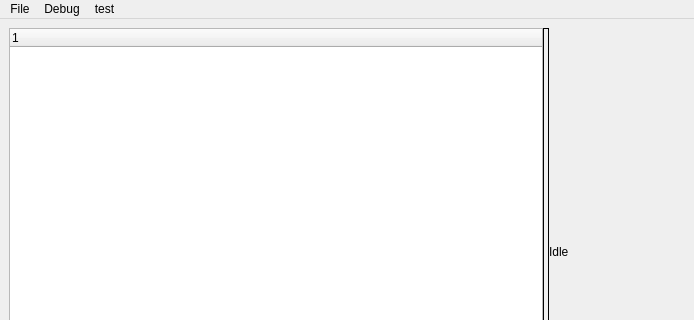
The window that code/Qt_VHDL_SVG_proj/forms/mainwindow.ui (LirokWid/QT_VHDL_simulator) describes before a commit, drawn with Qt 5; both pictures show x 0 to 694 and y 0 to 320 of the 1222 by 815 pixel window.
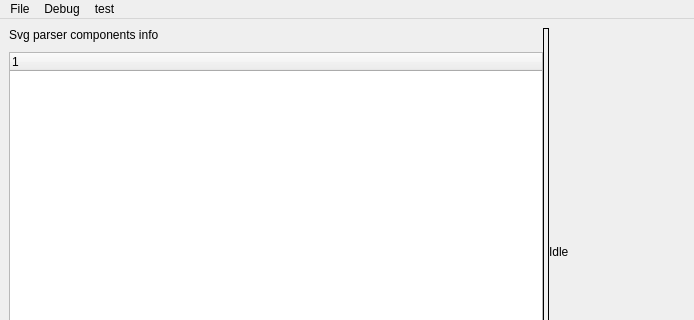
The same window after the commit.

Commit message:
refactor: Update mainwindow.ui to add layout for components tree
This commit adds a layout for the components tree in the mainwindow.ui file. The layout is defined using a QVBoxLayout and includes a QLabel for the title and a QTreeWidget for displaying the components. This change improves the organization and usability of the main window interface.

What changed in the file:
```diff
--- a/code/Qt_VHDL_SVG_proj/forms/mainwindow.ui
+++ b/code/Qt_VHDL_SVG_proj/forms/mainwindow.ui
@@ -84,8 +84,8 @@
         <property name="spacing">
          <number>10</number>
         </property>
-        <item row="1" column="0">
-         <layout class="QVBoxLayout" name="verticalLayout_4">
+        <item row="10" column="0">
+         <layout class="QVBoxLayout" name="folderTreeLayout">
           <property name="sizeConstraint">
            <enum>QLayout::SetMaximumSize</enum>
           </property>
@@ -156,14 +156,31 @@
           </item>
          </layout>
         </item>
-        <item row="0" column="0">
+        <item row="2" column="0">
+         <layout class="QVBoxLayout" name="componentsLayout">
+          <item>
+           <widget class="QLabel" name="Label">
+            <property name="text">
+             <string>Svg parser components info</string>
+            </property>
+           </widget>
+          </item>
+          <item>
          <widget class="QTreeWidget" name="componentsTreeWidget">
+            <property name="sizePolicy">
+             <sizepolicy hsizetype="Expanding" vsizetype="Expanding">
+              <horstretch>0</horstretch>
+              <verstretch>1</verstretch>
+             </sizepolicy>
+            </property>
           <column>
            <property name="text">
             <string notr="true">1</string>
            </property>
           </column>
          </widget>
+          </item>
+         </layout>
         </item>
        </layout>
       </widget>
```
Lines whose indentation alone changed are shown as unchanged.
